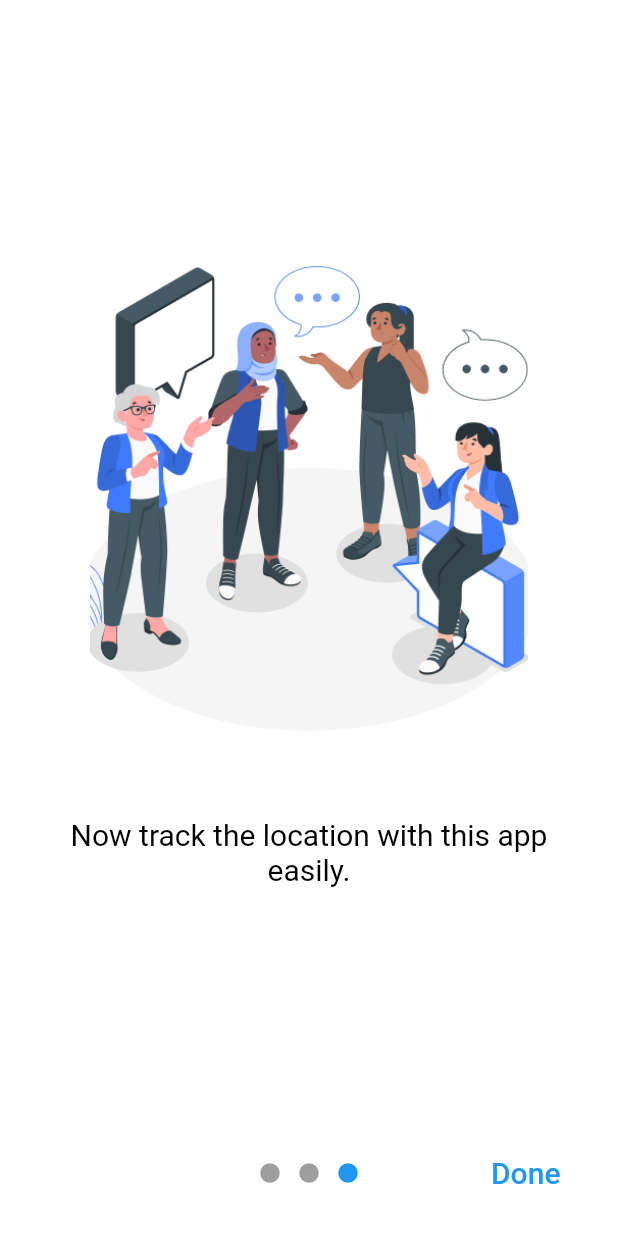
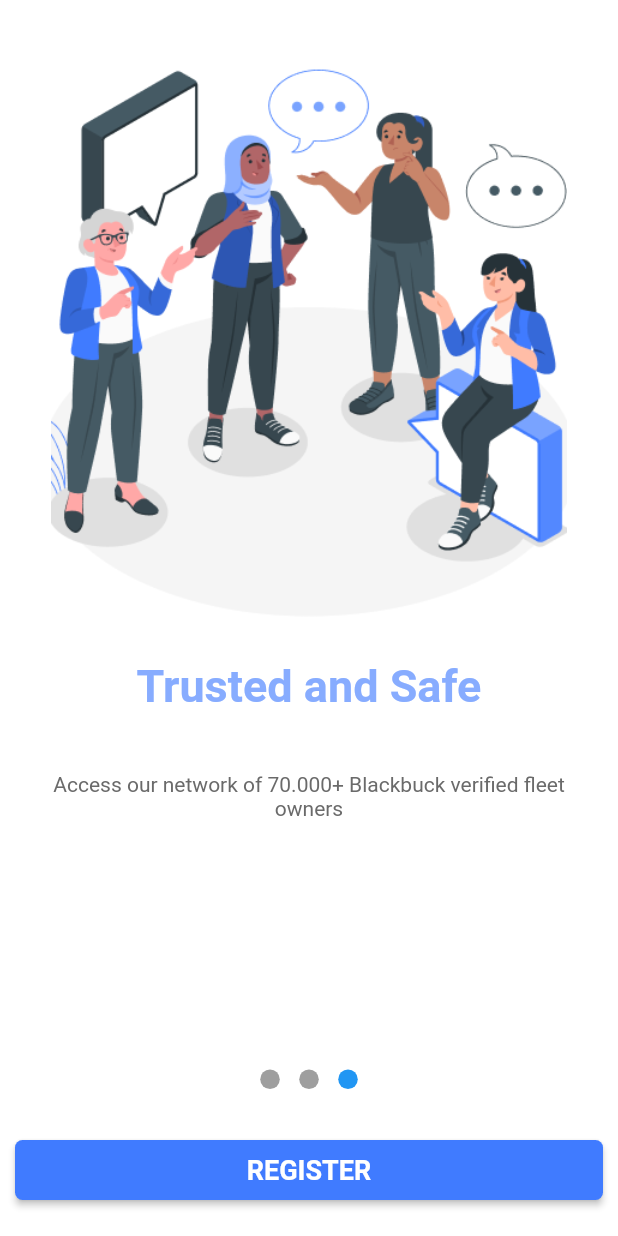
Before and after one commit to Abhishek617/transport_system, a Flutter app: the screen it shows after launch, swiped to page 3, on a phone screen of 412 x 824 dp. Run offline on Flutter 3.47's test engine with Material 2 defaults, Android fonts, the phone set to English and light mode, and no system bars; drawn by our look-alikes of intro_slider; Roboto replaces fonts that are missing (Roboto-Regular).

Commit message:
intro slider

```diff
--- a/lib/custom_widgets/appButtons.dart
+++ b/lib/custom_widgets/appButtons.dart
@@ -4,18 +4,18 @@ import 'package:royal_cargo/utils/appStrings.dart';
 
 class AppButtons {
   Widget kElevatedButton(
-      {required String title, required BuildContext context}) {
+      {required String title, required BuildContext context,required Function() onPressed}) {
     return ElevatedButton(
         style: ElevatedButton.styleFrom(
           backgroundColor: AppColors.kBlue,
           elevation: 2,
           shape: const RoundedRectangleBorder(
-              borderRadius: BorderRadius.all(Radius.circular(30))),
+              borderRadius: BorderRadius.all(Radius.circular(5))),
         ),
-        onPressed: () {},
+        onPressed: onPressed,
         child: SizedBox(
           width: MediaQuery.of(context).size.width,
-          height: 50,
+          height: 40,
           // decoration: const BoxDecoration(
           //     color: AppColors.kLightGreen,
           //     borderRadius: BorderRadius.all(Radius.circular(30))),
@@ -26,7 +26,7 @@ class AppButtons {
                   color: AppColors.kWhite,
                   fontFamily: 'Roboto-Regular',
                   fontWeight: FontWeight.w600,
-                  fontSize: 20),
+                  fontSize: 18),
             ),
           ),
         ));
@@ -36,15 +36,16 @@ class AppButtons {
     required String title,
     required BuildContext context,
     required IconData icon,
+    required Function() onPressed
   }) {
     return ElevatedButton(
         style: ElevatedButton.styleFrom(
           backgroundColor: AppColors.kBlue,
           elevation: 2,
           shape: const RoundedRectangleBorder(
-              borderRadius: BorderRadius.all(Radius.circular(30))),
+              borderRadius: BorderRadius.all(Radius.circular(5))),
         ),
-        onPressed: () {},
+        onPressed: onPressed,
         child: SizedBox(
           width: MediaQuery.of(context).size.width,
           height: 50,
--- a/lib/main.dart
+++ b/lib/main.dart
@@ -13,7 +13,7 @@ class MyApp extends StatelessWidget {
   Widget build(BuildContext context) {
     return MaterialApp(
       debugShowCheckedModeBanner: false,
-      title: 'Flutter Demo',
+      title: 'Royal Cargo Runner',
       theme: ThemeData(
         // This is the theme of your application.
         //
--- a/lib/screens/intro_screen.dart
+++ b/lib/screens/intro_screen.dart
@@ -2,7 +2,10 @@ import 'package:flutter/material.dart';
 import 'package:intro_slider/intro_slider.dart';
 import 'package:intro_slider/slide_object.dart';
 import 'package:intro_slider/scrollbar_behavior_enum.dart';
+import 'package:royal_cargo/custom_widgets/appButtons.dart';
 import 'package:royal_cargo/screens/permission.dart';
+import 'package:royal_cargo/utils/appColors.dart';
+import 'package:royal_cargo/utils/appStrings.dart';
 
 class IntroScreen extends StatefulWidget {
   @override
@@ -10,138 +13,93 @@ class IntroScreen extends StatefulWidget {
 }
 
 class _IntroScreenState extends State<IntroScreen> {
-// creating List of Slide objects
-// to store data of all intro slides
-  List<Slide> slides = [];
+  List<String> title = [AppStrings.kFreight,AppStrings.kTransparent,AppStrings.kTrusted];
+  List<String> desc = [AppStrings.kFreightDesc,AppStrings.kTransparentDesc,AppStrings.kTrustedDesc];
 
-  @override
-  void initState() {
-    super.initState();
-
-    // initializing slides at
-    // the runtime of app
-    slides.add(
-
-      Slide(
-        backgroundImageFit: BoxFit.cover,
-        backgroundColor: Colors.white,
-        maxLineTitle: 2,
-        styleTitle: TextStyle(
-          color: Colors.green,
+  List<Widget> generateListCustomTabs() {
+    return List.generate(
+      3,
+          (index) => Container(
+        color: Colors.white,
+        width: double.infinity,
+        height: double.infinity,
+        child: ListView(
+          children: <Widget>[
+            // const SizedBox(height: 40),
+            Image.asset(
+              "assets/images/intro${index+1}.png",
+              width: MediaQuery.of(context).size.width,
+              height: 400.0,
+            ),
+            // const SizedBox(height: 20),
+            Container(
+              margin: const EdgeInsets.symmetric(vertical: 20, horizontal: 16),
+              child: Text(
+                title[index],
+                textAlign: TextAlign.center,
+                style: const TextStyle(
+                  color: AppColors.kLightBlue,
                   fontSize: 30.0,
-          fontWeight: FontWeight.bold,
+                  fontWeight: FontWeight.w700,
+                  fontFamily: 'Roboto-Regular',
                 ),
-
-        description: "GeeksForGee ks present you the intro_slider"
-            "tutorial making your learning phase Easier.",
-
-        styleDescription: TextStyle(
-          color: Colors.black,
-          fontSize: 20.0,
               ),
-        marginDescription:
-            EdgeInsets.only(left: 20.0, right: 20.0, top: 20.0, bottom: 70.0),
-        //backgroundColor: Colors.yellow,
-          pathImage: "assets/images/into1.png",
-        heightImage: 340,
-        widthImage: 400,
-
-        directionColorBegin: Alignment.topLeft,
-        directionColorEnd: Alignment.bottomRight,
-        onCenterItemPress: () {},
-       // title: "ok"
             ),
-    );
-
-    slides.add(
-      Slide(
-        backgroundColor: Colors.white,
-
-        backgroundImageFit: BoxFit.contain,
-        //title: "Second Slide",
-        styleTitle: TextStyle(
-          color: Colors.white,
-          fontSize: 30.0,
-          fontWeight: FontWeight.bold,
+            Container(
+              margin: const EdgeInsets.symmetric(vertical: 20, horizontal: 16),
+              child: Text(
+                desc[index],
+                textAlign: TextAlign.center,
+                style: const TextStyle(
+                  color: AppColors.kGrey,
+                  fontSize: 14.0,
+                  fontWeight: FontWeight.normal,
+                  fontFamily: 'Roboto-Regular',
                 ),
-        description: "Do video call anywhere anytime with this app.",
-        styleDescription: TextStyle(
-          color: Colors.black,
-          fontSize: 20.0,
               ),
-        pathImage: "assets/images/intro2.png",
-        heightImage: 340,
-        widthImage: 400,
-        //directionColorBegin: Alignment.topRight,
-        //directionColorEnd: Alignment.bottomLeft,
             ),
-    );
-    slides.add(
-      Slide(
-        backgroundColor: Colors.white,
-
-        backgroundImageFit: BoxFit.contain,
-
-        //title: "Third Slide",
-        styleTitle: TextStyle(
-          fontSize: 30.0,
-          fontWeight: FontWeight.bold,
+          ],
         ),
-        description: "Now track the location with this app easily.",
-        styleDescription: TextStyle(
-          color: Colors.black,
-          fontSize: 20.0,
-        ),
-
-        pathImage: "assets/images/intro3.png",
-        heightImage: 340,
-        widthImage: 400,
-        directionColorBegin: Alignment.topCenter,
-        directionColorEnd: Alignment.bottomCenter,
-        maxLineTextDescription: 3,
       ),
     );
   }
 
   @override
+  void initState() {
+    super.initState();
+  }
+
+  @override
   Widget build(BuildContext context) {
-    return IntroSlider(
-      // List slides
-      slides: this.slides,
+    return Container(
+      color: AppColors.kWhite,
+      child: Padding(
+        padding: const EdgeInsets.symmetric(vertical: 20,horizontal: 10),
+        child: Column(
+          children: [
+            Expanded(
+              child: IntroSlider(
+                showDoneBtn: false,
+                showNextBtn: false,
+                showSkipBtn: false,
                 backgroundColorAllSlides: Colors.white,
-      // Skip button
-      renderSkipBtn: TextButton(
-          onPressed: () {},
-          child: Text(
-            "Skip",
-            style: TextStyle(fontSize: 20),
-          )),
-
-      // Next button
-      renderNextBtn: Icon(
-        Icons.navigate_next,
-        color: Colors.green,
-        size: 40.0,
-      ),
-      // Done button
-      renderDoneBtn: TextButton(
-          onPressed: () {
-            Navigator.push(
-              context,
-              MaterialPageRoute(builder: (context) => Permission()),);
-          },
-          child: Text("Done", style: TextStyle(fontSize: 20))),
-
-      // Dot indicator
+                listCustomTabs: generateListCustomTabs(),
                 colorDot: Colors.grey,
                 colorActiveDot: Colors.blue,
                 sizeDot: 13.0,
-
-      // Show or hide status bar
                 hideStatusBar: true,
-      // backgroundColorAllSlides: Colors.white10,
-      // Scrollbar
                 verticalScrollbarBehavior: scrollbarBehavior.SHOW_ALWAYS,
+              ),
+            ),
+            const SizedBox(height: 20,),
+            AppButtons().kElevatedButton(
+                title: AppStrings.kREGISTER,
+                context: context,
+                onPressed: () {   print('register');}
+            )
+          ],
+        ),
+      ),
     );
   }
 }
--- a/lib/utils/appColors.dart
+++ b/lib/utils/appColors.dart
@@ -6,4 +6,5 @@ class AppColors {
   static const kBlue = Color(0xFF407BFF);
   static const kLightBlue = Color(0xFF87ACFF);
   static const kGreen = Color(0xFF0DEC4B);
+  static const kGrey = Color(0xFF6A6A6A);
 }
```
Also changed, not shown: lib/screens/appStrings.dart (deleted). Lines whose indentation alone changed are shown as unchanged.
